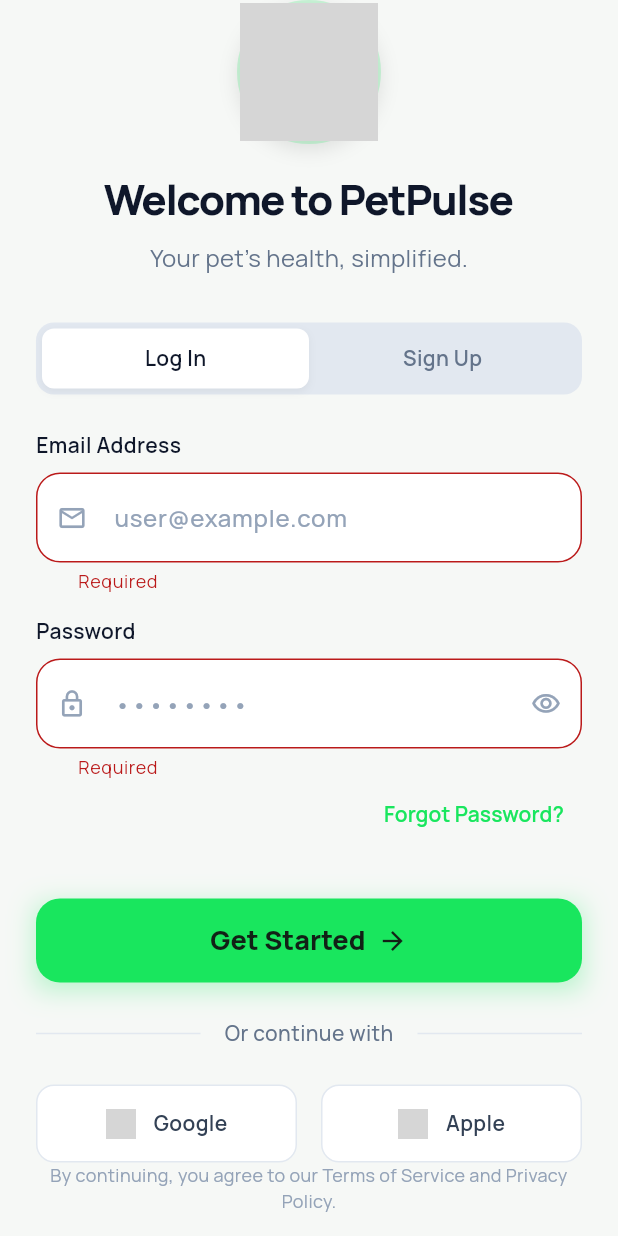
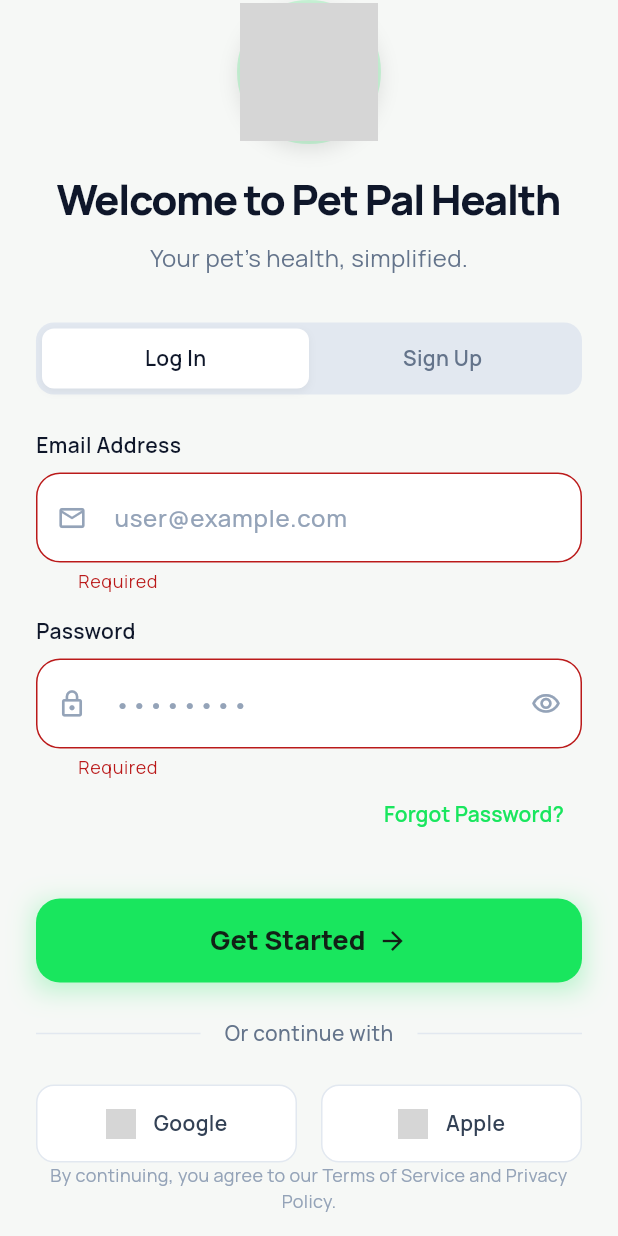
Before and after one commit to Arkemix30/pet-pal-health, a Flutter app: the AuthScreen screen opened directly, after a tap on "Get Started", on a phone screen of 412 x 824 dp. Run offline on Flutter 3.47's test engine with Material 3 defaults, Android fonts, the phone set to English and light mode, and no system bars; drawn by our look-alikes of flutter_animate; our stand-ins replace cached_network_image, flutter_dotenv, flutter_local_notifications, flutter_riverpod, flutter_timezone, google_fonts and 7 more; accounts and stored records are empty; generated files the repository leaves out were written again; network calls fail; grey boxes are pictures that could not be loaded.

Commit message:
feat(auth): refactor login and signup screens

```diff
--- a/lib/features/auth/auth_screen.dart
+++ b/lib/features/auth/auth_screen.dart
@@ -2,6 +2,7 @@
 import 'package:flutter_animate/flutter_animate.dart';
 import 'package:flutter_riverpod/flutter_riverpod.dart';
 import 'package:google_fonts/google_fonts.dart';
+import 'package:supabase_flutter/supabase_flutter.dart';
 import 'auth_service.dart';
 
 class AuthScreen extends ConsumerStatefulWidget {
@@ -37,6 +38,7 @@
 
   Future<void> _submit() async {
     if (!_formKey.currentState!.validate()) return;
+    FocusScope.of(context).unfocus();
 
     setState(() => _isLoading = true);
 
@@ -55,11 +57,21 @@
           fullName: _nameController.text.trim(),
         );
       }
+    } on AuthException catch (e) {
+      if (mounted) {
+        ScaffoldMessenger.of(context).showSnackBar(
+          SnackBar(
+            content: Text(e.message),
+            backgroundColor: Colors.redAccent,
+            behavior: SnackBarBehavior.floating,
+          ),
+        );
+      }
     } catch (e) {
       if (mounted) {
         ScaffoldMessenger.of(context).showSnackBar(
           SnackBar(
-            content: Text(e.toString()),
+            content: Text('An unexpected error occurred. Please try again.'),
             backgroundColor: Colors.redAccent,
             behavior: SnackBarBehavior.floating,
           ),
@@ -76,9 +88,11 @@
     final isDark = theme.brightness == Brightness.dark;
 
     return Scaffold(
-      body: SingleChildScrollView(
+      body: CustomScrollView(
+        slivers: [
+          SliverFillRemaining(
+            hasScrollBody: false,
             child: Container(
-          height: MediaQuery.of(context).size.height,
               padding: const EdgeInsets.symmetric(horizontal: 24.0),
               child: Form(
                 key: _formKey,
@@ -119,12 +133,14 @@
                         ),
                         const SizedBox(height: 16),
                         Text(
-                      'Welcome to PetPulse',
+                          'Welcome to Pet Pal Health',
                           style: GoogleFonts.manrope(
                             fontSize: 28,
                             fontWeight: FontWeight.w800,
                             letterSpacing: -1,
-                        color: isDark ? Colors.white : const Color(0xFF0F172A),
+                            color: isDark
+                                ? Colors.white
+                                : const Color(0xFF0F172A),
                           ),
                         ).animate().fadeIn(delay: 200.ms),
                         const SizedBox(height: 8),
@@ -336,7 +352,9 @@
                                     mainAxisAlignment: MainAxisAlignment.center,
                                     children: [
                                       Text(
-                                    _isLogin ? 'Get Started' : 'Create Account',
+                                        _isLogin
+                                            ? 'Get Started'
+                                            : 'Create Account',
                                       ),
                                       const SizedBox(width: 8),
                                       const Icon(Icons.arrow_forward, size: 20),
@@ -427,6 +445,8 @@
                 ),
               ),
             ),
+          ),
+        ],
       ),
     );
   }
```
Lines whose indentation alone changed are shown as unchanged.
